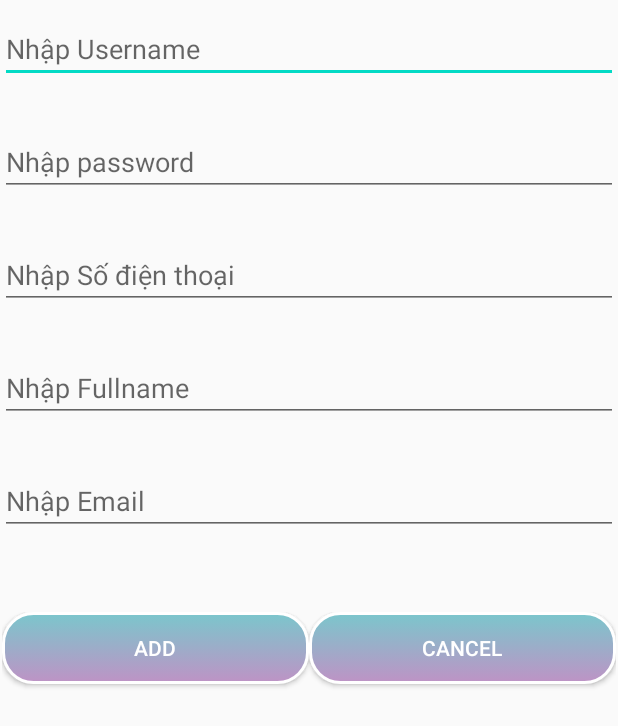
After one commit to Dinogy/DuanMOB204_4, an Android app: the layout add_user_dialog.xml on its own in the app's theme, with its tools: preview values and no code run, on a phone screen of 412 x 824 dp. The commit adds this screen. Shown: the top 726 px of the screen. Run offline under Robolectric (Android 15) with nearby library versions, the phone set to English and light mode, and no system bars.

Commit message:
add alert_add_user.xml parst 2

```diff
--- a/app/src/main/java/com/example/duanmob204/model/User.java
+++ b/app/src/main/java/com/example/duanmob204/model/User.java
@@ -68,4 +68,6 @@ public class User {
                 ", Email='" + Email + '\'' +
                 '}';
     }
+
+
 }
--- /dev/null
+++ b/app/src/main/res/layout/add_user_dialog.xml
@@ -0,0 +1,87 @@
+<?xml version="1.0" encoding="utf-8"?>
+<LinearLayout
+    xmlns:android="http://schemas.android.com/apk/res/android" android:layout_width="match_parent"
+    android:layout_height="match_parent">
+    <?xml version="1.0" encoding="utf-8"?>
+    <LinearLayout xmlns:android="http://schemas.android.com/apk/res/android"
+        android:layout_width="match_parent"
+        android:layout_height="match_parent"
+        android:orientation="vertical">
+
+        <EditText
+            android:id="@+id/edusername"
+            android:layout_width="match_parent"
+            android:layout_height="wrap_content"
+            android:ems="10"
+            android:inputType="textPersonName"
+            android:paddingTop="20dp"
+            android:hint="Nhập Username" />
+
+        <EditText
+            android:id="@+id/edpassword"
+            android:layout_width="match_parent"
+            android:layout_height="wrap_content"
+            android:ems="10"
+            android:paddingTop="40dp"
+            android:hint="Nhập password" />
+
+        <EditText
+            android:id="@+id/edphonenumber"
+            android:layout_width="match_parent"
+            android:layout_height="wrap_content"
+            android:ems="10"
+            android:inputType="phone"
+            android:maxLength="10"
+            android:paddingTop="40dp"
+            android:hint="Nhập Số điện thoại" />
+
+        <EditText
+            android:id="@+id/edfirstandlastname"
+            android:layout_width="match_parent"
+            android:layout_height="wrap_content"
+            android:ems="10"
+            android:inputType="textPersonName"
+            android:paddingTop="40dp"
+            android:hint="Nhập Fullname" />
+
+        <EditText
+            android:id="@+id/edemail"
+            android:layout_width="match_parent"
+            android:layout_height="wrap_content"
+            android:ems="10"
+            android:inputType="textPersonName"
+            android:paddingTop="40dp"
+            android:hint="Nhập Email" />
+
+        <LinearLayout
+
+            android:layout_width="409dp"
+            android:layout_height="278dp"
+            android:layout_marginStart="1dp"
+            android:layout_marginLeft="1dp"
+            android:layout_marginTop="1dp"
+            android:layout_marginEnd="1dp"
+            android:layout_marginRight="1dp"
+            android:orientation="horizontal"
+            android:paddingTop="50dp">
+
+            <Button
+                android:id="@+id/btnadd"
+                android:layout_width="wrap_content"
+                android:layout_height="wrap_content"
+                android:layout_weight="1"
+                android:background="@drawable/backgoundcolorone"
+                android:text="Add"
+                android:textColor="#ffff" />
+
+            <Button
+                android:id="@+id/btncancel"
+                android:layout_width="wrap_content"
+                android:layout_height="wrap_content"
+                android:layout_weight="1"
+                android:background="@drawable/backgoundcolorone"
+                android:text="Cancel"
+                android:textColor="#ffff" />
+        </LinearLayout>
+    </LinearLayout>
+</LinearLayout>
--- /dev/null
+++ b/app/src/main/res/menu/add.xml
@@ -0,0 +1,4 @@
+<?xml version="1.0" encoding="utf-8"?>
+<menu xmlns:android="http://schemas.android.com/apk/res/android">
+
+</menu>
```
Also changed, not shown: app/src/main/java/com/example/duanmob204/UserManageScreenActivity.java (+83 -0 lines), app/src/main/res/layout/alert_add_user.xml (+7 -1 lines).
